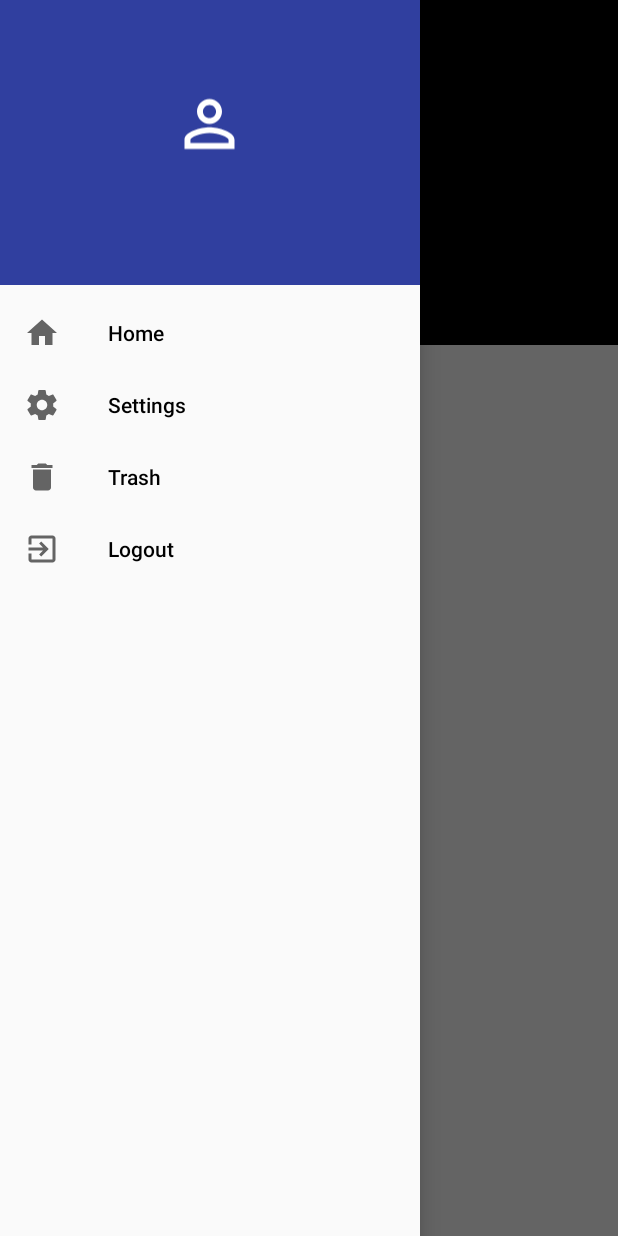
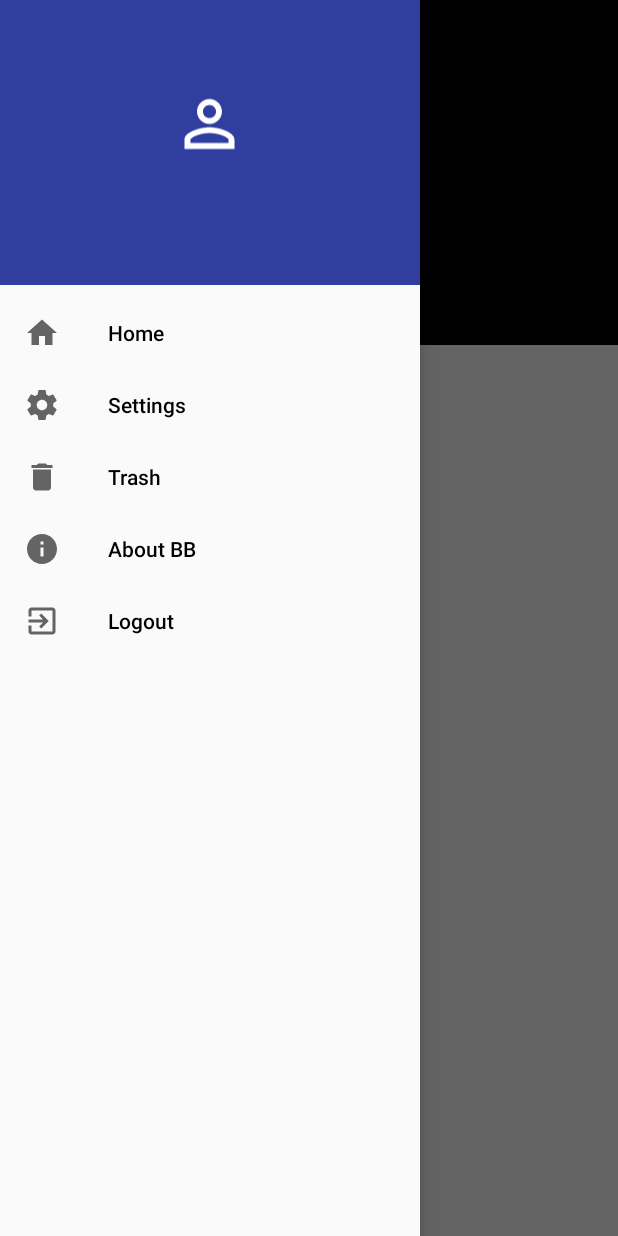
Before and after one commit to sanjaysingh1990/BB-vines, an Android app: the MainActivity screen opened directly, with no data from a screen before it, with the side drawer open, on a phone screen of 412 x 824 dp. Run offline under Robolectric (Android 15) with nearby library versions, the phone set to English and light mode, and no system bars; our stand-ins replace ButterKnife; libraries missing offline, so code that uses them is left out: com.astuetz, com.crashlytics.android, com.flaviofaria.kenburnsview, io.fabric.sdk; pictures from the network do not load; 5 statements that could not run were skipped.

Commit message:
added new items to drawer

```diff
--- a/BBV/src/main/java/com/github/florent37/materialviewpager/sample/fragment/RecyclerViewFragment.java
+++ b/BBV/src/main/java/com/github/florent37/materialviewpager/sample/fragment/RecyclerViewFragment.java
@@ -93,7 +93,7 @@
     public void loadData()
     {   String playlistid = getArguments().getString(Constants.PLAYLISTID);
         Log.e("id", playlistid + "");
-        Log.e("size",mItemList.size()+"");
+//        Log.e("size",mItemList.size()+"");
         if(mItemList.size()==0) {
            mProgressBar.setVisibility(View.VISIBLE);
             getplayList(playlistid);
--- /dev/null
+++ b/BBV/src/main/res/drawable/ic_info.xml
@@ -0,0 +1,9 @@
+<vector xmlns:android="http://schemas.android.com/apk/res/android"
+        android:width="24dp"
+        android:height="24dp"
+        android:viewportWidth="24.0"
+        android:viewportHeight="24.0">
+    <path
+        android:fillColor="#FF000000"
+        android:pathData="M12,2C6.48,2 2,6.48 2,12s4.48,10 10,10 10,-4.48 10,-10S17.52,2 12,2zM13,17h-2v-6h2v6zM13,9h-2L11,7h2v2z"/>
+</vector>
--- a/BBV/src/main/res/menu/menu_navigation.xml
+++ b/BBV/src/main/res/menu/menu_navigation.xml
@@ -16,6 +16,12 @@
 
             />
         <item
+            android:id="@+id/about"
+            android:title="About BB"
+            android:icon="@drawable/ic_info"/>
+
+
+        <item
             android:id="@+id/logout"
             android:title="Logout"
             android:icon="@drawable/ic_exit"/>
```
Also changed, not shown: BBV/src/main/java/com/github/florent37/materialviewpager/sample/MainActivity.java (+41 -0 lines), BBV/src/main/res/drawable/ic_share.xml (added, +9 -0 lines).
